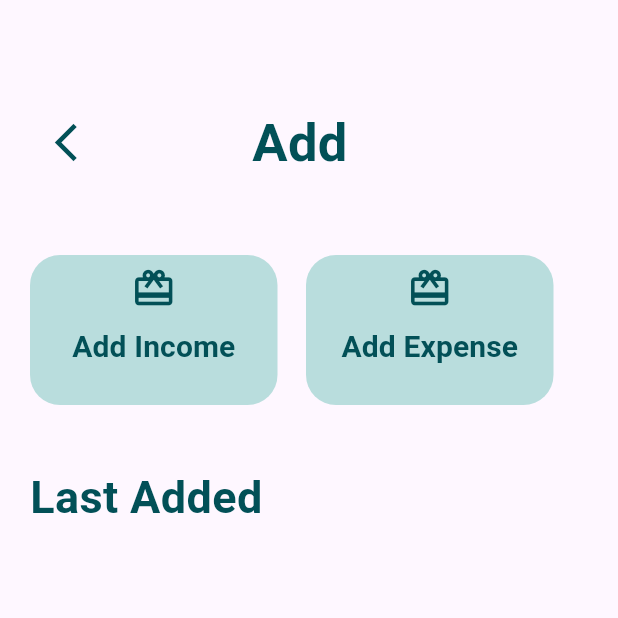
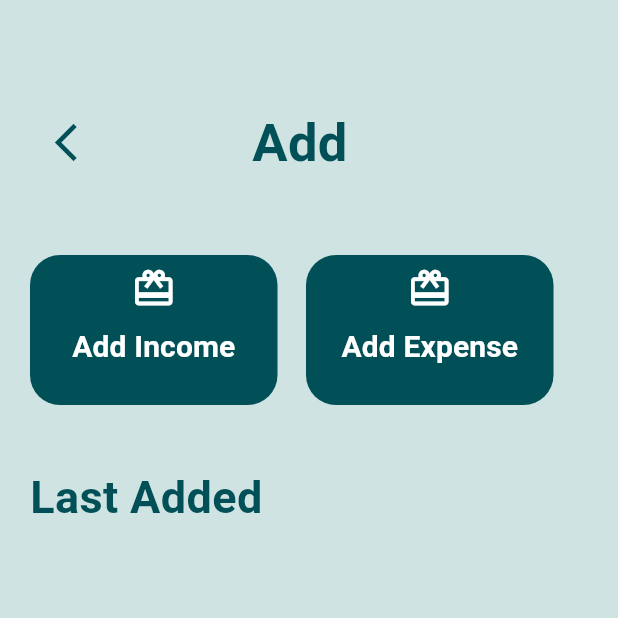
Before and after one commit to Marwa-AlAhmad/Expense_Tracker, a Flutter app: the screen it shows after launch, after a tap on "Let's Start", after a tap on the "add" icon, on a phone screen of 412 x 824 dp, the top half of it. Run offline on Flutter 3.47's test engine with Material 3 defaults, Android fonts, the phone set to English and light mode, and no system bars; our stand-ins replace shared_preferences.

Commit message:
Initial project

```diff
--- a/lib/addpage.dart
+++ b/lib/addpage.dart
@@ -15,6 +15,7 @@ class _AddpageState extends State<Addpage> {
   @override
   Widget build(BuildContext context) {
     return Scaffold(
+    backgroundColor: Color.fromARGB(255, 207, 227, 227),
     body:Padding(
       padding: const EdgeInsets.all(20),
       child: Column(children: [
@@ -37,14 +38,14 @@ class _AddpageState extends State<Addpage> {
             height: 100,width: 165,
             padding: EdgeInsets.all(7),
             decoration:BoxDecoration(borderRadius: BorderRadius.circular(20),
-            color:Color.fromARGB(255, 185, 221, 221)),
+            color:Color.fromARGB(255, 2, 80, 87)),
             child: MaterialButton(onPressed: (){
                        Navigator.push(context,MaterialPageRoute(builder: (context)=>Addincomepage()));
                     },
                     child:Column(children: [
-                    Icon(Icons.card_giftcard,color:Color.fromARGB(255, 2, 80, 87),size: 30,),
+                    Icon(Icons.card_giftcard,color:Colors.white,size: 30,),
                     SizedBox(height: 10,),
-                    Text("Add Income",style:TextStyle(fontSize:20,color:Color.fromARGB(255, 2, 80, 87),fontWeight: FontWeight.bold))
+                    Text("Add Income",style:TextStyle(fontSize:20,color:Colors.white,fontWeight: FontWeight.bold))
           ],))),
 
           SizedBox(width:19),
@@ -53,14 +54,14 @@ class _AddpageState extends State<Addpage> {
             height: 100,width: 165,
             padding: EdgeInsets.all(7),
             decoration:BoxDecoration(borderRadius: BorderRadius.circular(20),
-            color:Color.fromARGB(255, 185, 221, 221),),
+            color:Color.fromARGB(255, 2, 80, 87),),
             child: MaterialButton(onPressed: (){
                        Navigator.push(context,MaterialPageRoute(builder: (context)=>Addexpensepage()));
             },
                child:Column(children: [
-                    Icon(Icons.card_giftcard,color:Color.fromARGB(255, 2, 80, 87),size: 30,),
+                    Icon(Icons.card_giftcard,color:Colors.white,size: 30,),
                     SizedBox(height: 10,),
-                    Text("Add Expense",style:TextStyle(fontSize: 20,color:Color.fromARGB(255, 2, 80, 87),fontWeight: FontWeight.bold))
+                    Text("Add Expense",style:TextStyle(fontSize: 20,color:Colors.white,fontWeight: FontWeight.bold))
           ],))),
         ],),
 
--- a/lib/cardpage.dart
+++ b/lib/cardpage.dart
@@ -11,6 +11,7 @@ class _CardpageState extends State<Cardpage> {
   @override
   Widget build(BuildContext context) {
     return Scaffold(
+      backgroundColor: Color.fromARGB(255, 207, 227, 227),
       body:Column(children: [
         SizedBox(height: 60,),
 
--- a/lib/firstpage.dart
+++ b/lib/firstpage.dart
@@ -12,7 +12,32 @@ class _FirstpageState extends State<Firstpage> {
   @override
   Widget build(BuildContext context) {
     return Scaffold(
-    body:Column(children:[
+      // backgroundColor: Color.fromARGB(255, 207, 227, 227),
+    body:Container(
+      decoration: BoxDecoration(
+      gradient: LinearGradient(
+      begin: Alignment.topCenter,
+      end: Alignment.bottomCenter,
+      colors: [
+      Color.fromARGB(255, 132, 178, 178),
+      Color.fromARGB(255, 255, 255, 255),
+      Color.fromARGB(255, 255, 255, 255),
+      Color.fromARGB(255, 255, 255, 255),
+      Color.fromARGB(255, 132, 178, 178),
+
+      // Color.fromARGB(255, 159, 244, 244),
+      // Color.fromARGB(255, 197, 255, 255),
+      // Color.fromARGB(255, 210, 245, 245),
+      //  Color.fromARGB(255, 1, 2, 2),
+      // Color.fromARGB(255, 210, 245, 245),
+      // Color.fromARGB(255, 197, 255, 255),
+      // Color.fromARGB(255, 159, 244, 244),
+      // Color.fromARGB(255, 0, 61, 61),
+      ],
+      ),
+      ),
+
+    child:Column(children:[
 
      SizedBox(height: 100,),
 
@@ -49,17 +74,50 @@ class _FirstpageState extends State<Firstpage> {
      SizedBox(
       width: 170,
       height: 65,
-       child: MaterialButton(onPressed: () {
-        Navigator.pushReplacement(context, MaterialPageRoute(builder: (context) => Secondpage()));
-         },
-       child:Text("Let's Start",style:TextStyle(color:Colors.white,fontSize: 20)),
-       color:Color.fromARGB(255, 2, 80, 87),
-       shape: RoundedRectangleBorder(
-          borderRadius: BorderRadius.circular(20.0), ),
-
+      child: ElevatedButton(
+       onPressed: () {
+        Navigator.pushReplacement(
+         context,
+         MaterialPageRoute(builder: (context) => Secondpage()),
+        );
+      },
+      style: ElevatedButton.styleFrom(
+      padding: EdgeInsets.zero,
+      elevation: 2,
+      shape: RoundedRectangleBorder(
+       borderRadius: BorderRadius.circular(20.0),
        ),
      ),
+    child: Ink(
+      decoration: BoxDecoration(
+        gradient: LinearGradient(
+          begin: Alignment.topLeft,
+          end: Alignment.bottomRight,
+          colors: [
+            Color.fromARGB(255, 7, 48, 48),
+            Color.fromARGB(255, 28, 113, 113),
+            Color.fromARGB(255, 40, 170, 176),
+            Color.fromARGB(255, 70, 214, 212),
+          ],
+        ),
+        borderRadius: BorderRadius.circular(20.0),
+      ),
+      child: Container(
+        alignment: Alignment.center,
+        child: Text(
+          "Let's Start",
+          style: TextStyle(
+            color: Colors.white,
+            fontSize: 20,
+            fontWeight: FontWeight.bold, // اختياري: لجعل الخط أوضح
+          ),
+        ),
+      ),
+    ),
+  ),
+),
 
-    ]));
+
+    ])));
   }
 }
--- a/lib/homepage.dart
+++ b/lib/homepage.dart
@@ -1,5 +1,6 @@
 import 'package:flutter/material.dart';
 import 'variable.dart';
+import 'storage.dart';
 
 class Homepage extends StatefulWidget {
   const Homepage({super.key});
@@ -9,12 +10,22 @@ class Homepage extends StatefulWidget {
 }
 
 class _HomepageState extends State<Homepage> {
-  // double total=0;
-  // double expense=0;
-  // double income=0;
   @override
+  void initState() {
+   super.initState();
+   loadData();
+  }
+
+Future<void> loadData() async {
+  await loadTransactions();
+  calculateTotals();
+  setState(() {});
+}
+
+
   Widget build(BuildContext context) {
     return Scaffold(
+    backgroundColor: Color.fromARGB(255, 207, 227, 227),
 
 
     body:Column(children: [
@@ -28,7 +39,8 @@ class _HomepageState extends State<Homepage> {
 
           Icon(Icons.grid_view,size: 30,color:Color.fromARGB(255, 2, 80, 87)),
 
-          Text("Home",style:TextStyle(fontSize: 30,fontWeight: FontWeight.bold,color:Color.fromARGB(255, 2, 80, 87))),
+          Text("Home",style:TextStyle(fontSize: 30,fontFamily: "Gravitas",
+          fontWeight: FontWeight.bold,color:Color.fromARGB(255, 2, 80, 87))),
 
           Icon(Icons.notifications,size: 30,color:Color.fromARGB(255, 2, 80, 87))
 
--- a/lib/main.dart
+++ b/lib/main.dart
@@ -15,6 +15,10 @@ class MyApp extends StatefulWidget {
 class _MyAppState extends State<MyApp> {
   @override
   Widget build(BuildContext context) {
-    return MaterialApp(home:Firstpage());
+    return MaterialApp(
+      // theme:ThemeData(
+      //   fontFamily: "fooont",
+      // ),
+      home:Firstpage());
   }
 }
--- a/lib/overviewpage.dart
+++ b/lib/overviewpage.dart
@@ -10,6 +10,8 @@ class Overviewpage extends StatefulWidget {
 class _OverviewpageState extends State<Overviewpage> {
   @override
   Widget build(BuildContext context) {
-    return Scaffold();
+    return Scaffold(
+      backgroundColor: Color.fromARGB(255, 207, 227, 227),
+    );
   }
 }
--- /dev/null
+++ b/lib/storage.dart
@@ -0,0 +1,41 @@
+import 'dart:convert';
+import 'package:shared_preferences/shared_preferences.dart';
+import 'variable.dart';
+
+Future <void> saveTransactions() async {
+  final prefs = await SharedPreferences.getInstance();
+  final data = jsonEncode(Transactions);
+  await prefs.setString('transactions', data);
+}
+
+
+Future <void> loadTransactions() async{
+  final prefs = await SharedPreferences.getInstance();
+  final data = prefs.getString('transactions');
+  if(data!=null) {
+    Transactions = List<Map<String,dynamic>>.from (jsonDecode(data),);
+  }
+}
+
+
+void calculateTotals(){
+    income=0;
+    expense=0;
+    total=0;
+
+    for(var transaction in Transactions){
+
+      double amount = transaction['amount'];
+
+      if(transaction['type']=='income'){
+        income+=amount;
+        total+=amount;
+      }
+
+      else{
+        expense+=amount;
+        total-=amount;
+
+      }
+     }
+  }
```
Also changed, not shown: lib/addexpensepage.dart (+5 -2 lines), lib/addincomepage.dart (+6 -3 lines), lib/profilepage.dart (+115 -1 lines), pubspec.yaml (+5 -5 lines), fonts/Alfa.ttf (added), fonts/Gravitas.ttf (added), fonts/fooont.ttf (added), images/piccc.png (added).
